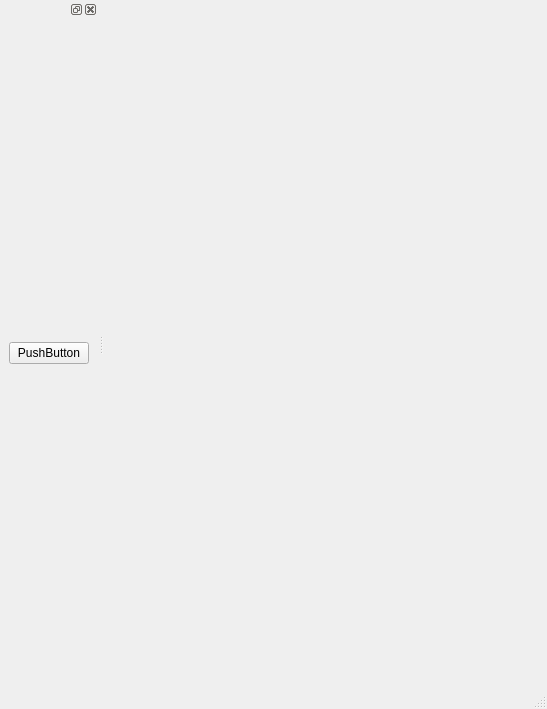
Above: ActualochkaAndroid/ui/mainwindow.ui from OmarSyba/MPEI-Actualochka before the change. Below: the same form after it.
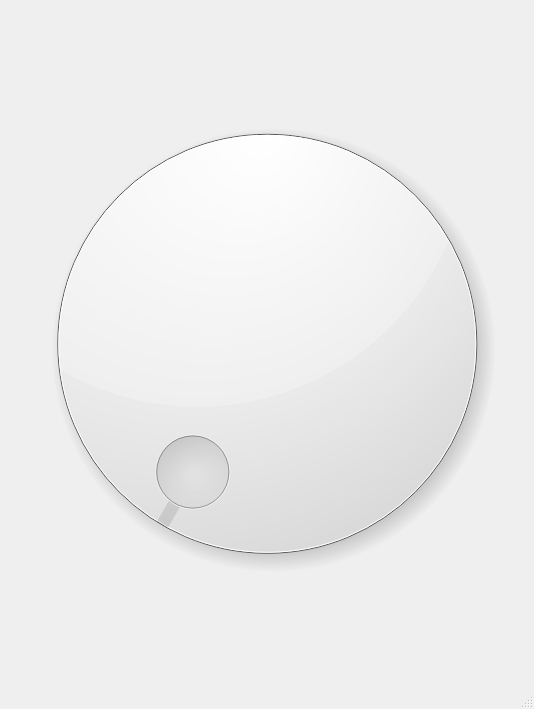
That is the form after the change.

```diff
--- a/ActualochkaAndroid/ui/mainwindow.ui
+++ b/ActualochkaAndroid/ui/mainwindow.ui
@@ -6,7 +6,7 @@
    <rect>
     <x>0</x>
     <y>0</y>
-    <width>547</width>
+    <width>534</width>
     <height>709</height>
    </rect>
   </property>
@@ -14,7 +14,11 @@
    <string>MainWindow</string>
   </property>
   <widget class="QWidget" name="centralwidget">
-   <layout class="QGridLayout" name="gridLayout"/>
+   <layout class="QGridLayout" name="gridLayout">
+    <item row="0" column="1">
+     <widget class="QDial" name="dial"/>
+    </item>
+   </layout>
   </widget>
   <widget class="QMenuBar" name="menubar">
    <property name="geometry">
@@ -27,22 +31,6 @@
    </property>
   </widget>
   <widget class="QStatusBar" name="statusbar"/>
-  <widget class="QDockWidget" name="dockWidget">
-   <attribute name="dockWidgetArea">
-    <number>1</number>
-   </attribute>
-   <widget class="QWidget" name="dockWidgetContents">
-    <layout class="QGridLayout" name="gridLayout_2">
-     <item row="0" column="0">
-      <widget class="QPushButton" name="pushButton">
-       <property name="text">
-        <string>PushButton</string>
-       </property>
-      </widget>
-     </item>
-    </layout>
-   </widget>
-  </widget>
  </widget>
  <resources/>
  <connections/>
```
Left out of the diff: 2 changed lines with no effect on the pictures.
